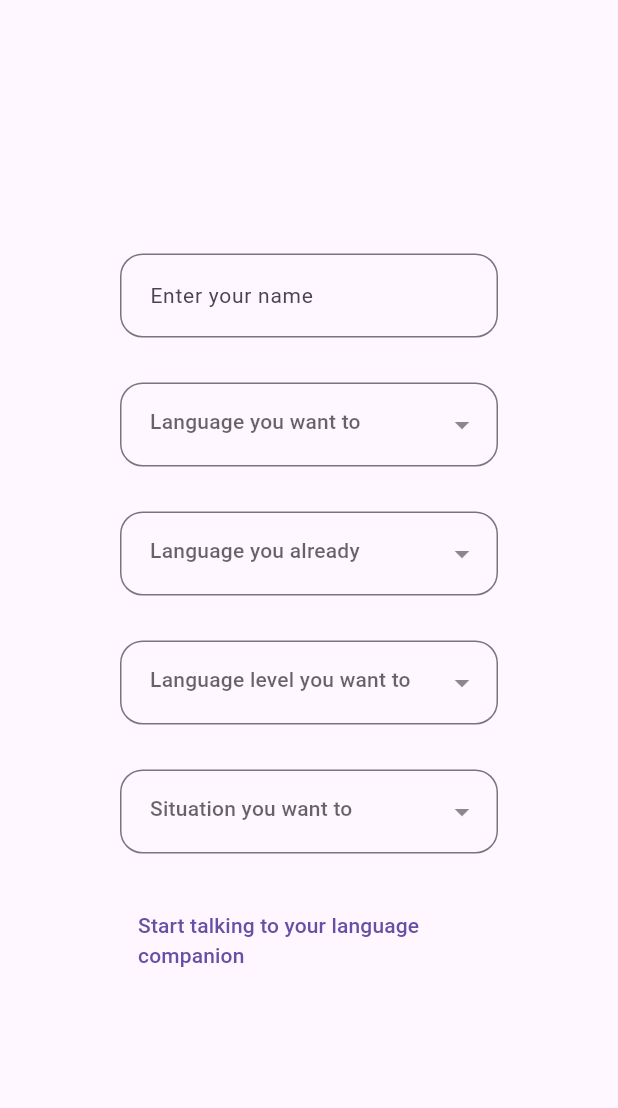
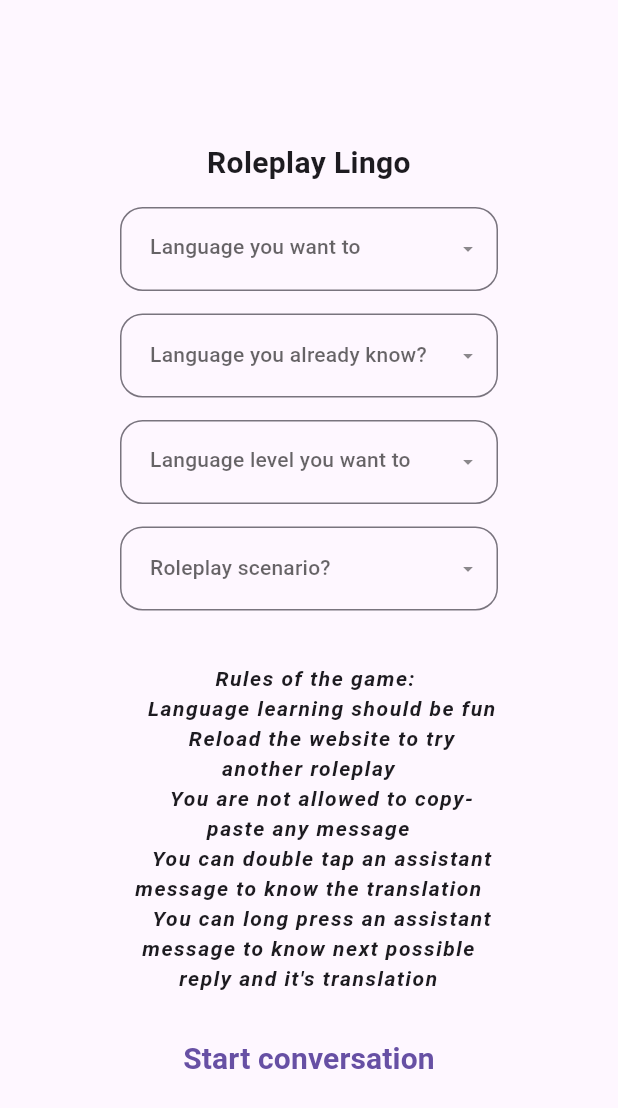
Before and after one commit to vedang122/language-learning-bot, a Flutter app: the screen it shows after launch, on a phone screen of 412 x 824 dp. Shown: the top 1108 px of the screen. Run offline on Flutter 3.47's test engine with Material 3 defaults, Android fonts, the phone set to English and light mode, and no system bars; our stand-ins replace dropdown_button2, flutter_chat_types, flutter_chat_ui.

Commit message:
Added translation, role-plays to application

```diff
--- a/lib/models/message.dart
+++ b/lib/models/message.dart
@@ -1,4 +1,3 @@
-import 'package:flutter/material.dart';
 import 'package:language_voice_bot/utils/constants.dart';
 
 class Message {
@@ -24,7 +23,6 @@ class Message {
   }
 
   factory Message.fromJson(Map<String, dynamic> json, MessageType messageType) {
-    debugPrint("Response message: $json");
     return Message(
       content: json['assistant']['message'],
       contentTranslation: json['assistant']['translation'],
--- a/lib/utils/constants.dart
+++ b/lib/utils/constants.dart
@@ -3,11 +3,13 @@ enum MessageType { author, assistant }
 enum LanguageLevel { beginner, intermediate, advance }
 
 final List<String> languages = [
-  'Spanish',
   'English',
   'French',
+  'German',
+  'Hindi',
+  'Italian',
   'Japanese',
-  'Hindi',
+  'Spanish',
 ];
 
 final List<String> levels = [
@@ -17,6 +19,45 @@ final List<String> levels = [
 ];
 
 final List<String> situations = [
-  'In a restaurant',
-  'Asking for direction',
+  'Assistant and Boss',
+  'Dancer and Painter',
+  'Doctor and Patient',
+  'Einstein and Steve Jobs',
+  'Entrepreneur and Investor',
+  'Father and Child',
+  'Film Director and Actor',
+  'Fitness Trainer and Client',
+  'Footballer and Cricketer',
+  'Girlfriend and Boyfriend',
+  'Grocery Shopkeeper and Customer',
+  'Adolf Hitler and God',
+  'Job Interviewer and Interviewee',
+  'Local and Traveler',
+  'Mahatma Gandhi and Interviewer',
+  'Mother and Child',
+  'News Reporter interviewing Politician',
+  'Restaurant Waiter and Customer',
+  'Teacher and Student',
+  'Tour Guide and Tourist',
+  'Wedding Planner and couple',
 ];
+
+const List<String> facts = [
+  "Over 400 million people speak Spanish",
+  "21 countries have Spanish as an official language",
+  "French is officially spoken on every continent in the world",
+  "The word 'lol' was added to the Oxford English Dictionary in 2011",
+  "90% of English text consists of just 1000 words",
+  "Sanskrit is the oldest language in the world",
+  "The longest word in the Duden dictionary is Aufmerksamkeitsdefizit-Hyperaktivitätsstörung which in English means Attention Deficit Hyperactivity Disorder",
+];
+
+const String rules = """
+
+  Rules of the game:
+    Language learning should be fun
+    Reload the website to try another roleplay
+    You are not allowed to copy-paste any message
+    You can double tap an assistant message to know the translation
+    You can long press an assistant message to know next possible reply and it's translation
+""";
--- a/lib/views/configuration_page.dart
+++ b/lib/views/configuration_page.dart
@@ -40,7 +40,7 @@ class _ConfigurationPageState extends State<ConfigurationPage> {
     );
   }
 
-  DropdownButtonFormField2 getDropDownButtonFormField(
+  Widget getDropDownButtonFormField(
       String hintText, List<String> items, int fieldIndex) {
     return DropdownButtonFormField2<String>(
       isExpanded: true,
@@ -83,16 +83,24 @@ class _ConfigurationPageState extends State<ConfigurationPage> {
           Icons.arrow_drop_down,
           color: Colors.black45,
         ),
-        iconSize: 24,
+        iconSize: 16,
       ),
       dropdownStyleData: DropdownStyleData(
         decoration: BoxDecoration(
           borderRadius: BorderRadius.circular(15),
         ),
+        scrollPadding: const EdgeInsets.symmetric(horizontal: 16),
+        maxHeight: 200,
       ),
       menuItemStyleData: const MenuItemStyleData(
         padding: EdgeInsets.symmetric(horizontal: 16),
       ),
+    );
+  }
+
+  Widget getSpaceWidget() {
+    return const SizedBox(
+      height: 15,
     );
   }
 
@@ -108,29 +116,36 @@ class _ConfigurationPageState extends State<ConfigurationPage> {
           child: Column(
             mainAxisAlignment: MainAxisAlignment.center,
             children: [
-              getTextFormField("Enter your name"),
-              const SizedBox(
-                height: 30,
+              const Text(
+                "Roleplay Lingo",
+                textAlign: TextAlign.center,
+                style: TextStyle(
+                  fontWeight: FontWeight.bold,
+                  fontStyle: FontStyle.normal,
+                  fontSize: 20,
+                ),
               ),
+              getSpaceWidget(),
               getDropDownButtonFormField(
                   "Language you want to practise?", languages, 0),
-              const SizedBox(
-                height: 30,
-              ),
+              getSpaceWidget(),
               getDropDownButtonFormField(
                   "Language you already know?", languages, 1),
-              const SizedBox(
-                height: 30,
-              ),
+              getSpaceWidget(),
               getDropDownButtonFormField(
                   "Language level you want to practise?", levels, 2),
-              const SizedBox(
-                height: 30,
-              ),
-              getDropDownButtonFormField(
-                  "Situation you want to practise?", situations, 3),
-              const SizedBox(
-                height: 30,
+              getSpaceWidget(),
+              getDropDownButtonFormField("Roleplay scenario?", situations, 3),
+              getSpaceWidget(),
+              const Text(
+                rules,
+                textAlign: TextAlign.center,
+                style: TextStyle(
+                  fontWeight: FontWeight.bold,
+                  fontStyle: FontStyle.italic,
+                  fontSize: 14,
+                  letterSpacing: 1,
+                ),
               ),
               TextButton(
                 onPressed: () async {
@@ -149,7 +164,14 @@ class _ConfigurationPageState extends State<ConfigurationPage> {
                     ),
                   );
                 },
-                child: const Text('Start talking to your language companion'),
+                child: const Text(
+                  'Start conversation',
+                  textAlign: TextAlign.center,
+                  style: TextStyle(
+                    fontSize: 20,
+                    fontWeight: FontWeight.bold,
+                  ),
+                ),
               ),
             ],
           ),
```
Also changed, not shown: lib/controller/state_controller.dart (+0 -18 lines), lib/models/ai_response.dart (+2 -5 lines), lib/service/ai_service.dart (+2 -9 lines), lib/views/chat_page.dart (+107 -1 lines), lib/views/transition_widget.dart (+17 -4 lines), 7 other files.
